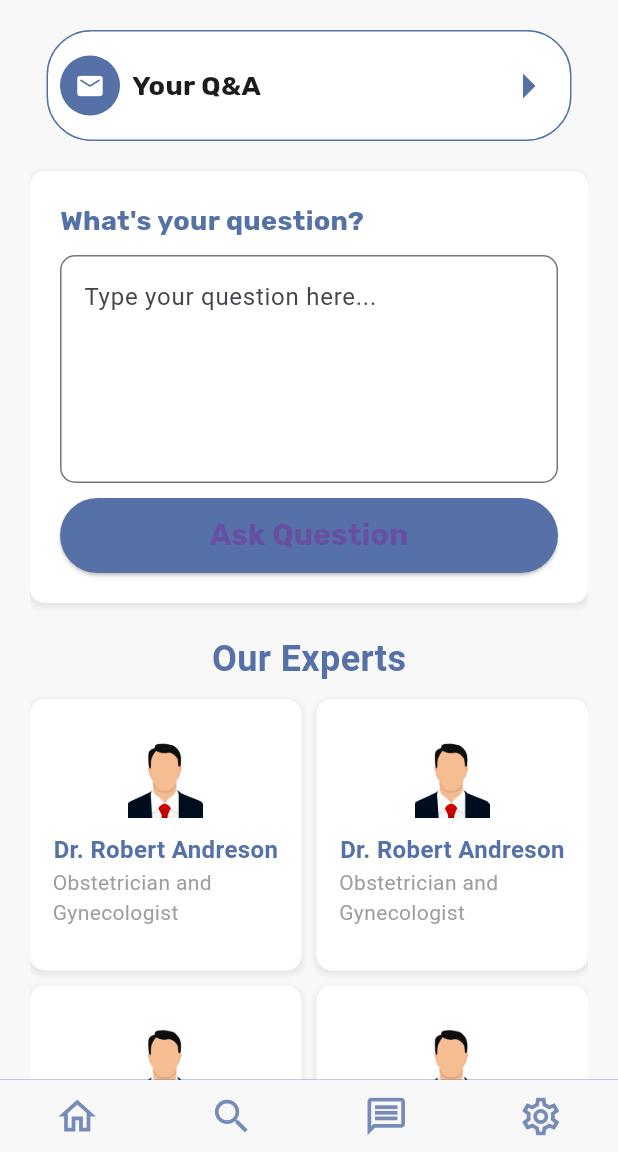
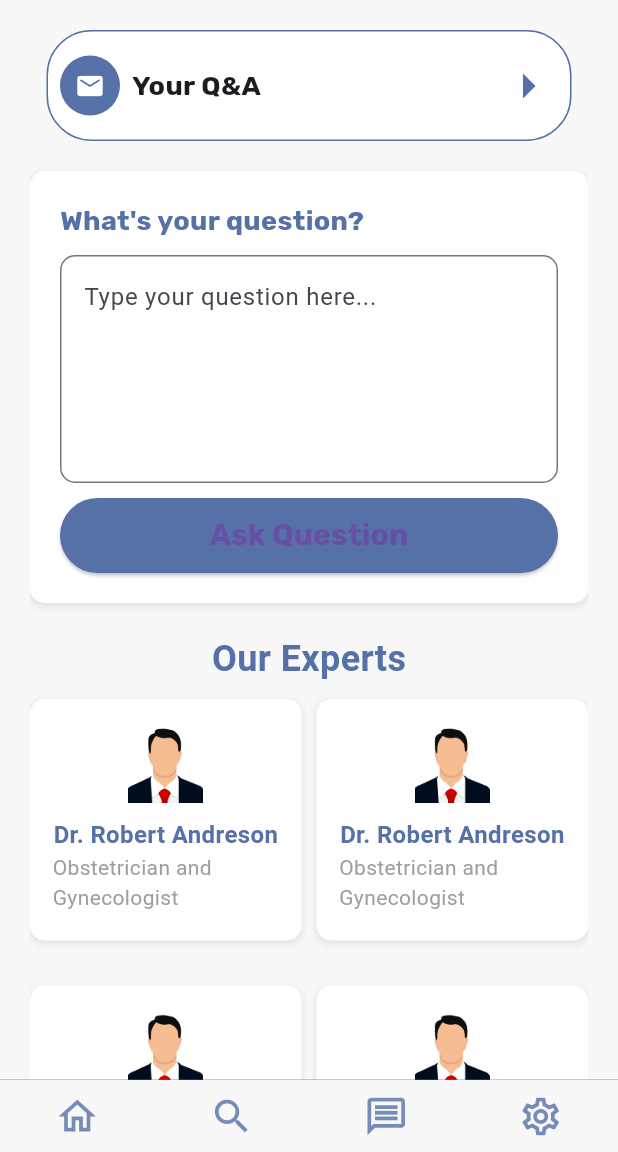
Before and after one commit to fadyashraf89/Parent-Pal, a Flutter app: the ConsultationPage screen opened directly, on a phone screen of 412 x 824 dp, the part 84-1236 px from its top. Run offline on Flutter 3.47's test engine with Material 3 defaults, Android fonts, the phone set to English and light mode, and no system bars.

Commit message:
update code

```diff
--- a/Parent_Pal/lib/models/expert_card.dart
+++ b/Parent_Pal/lib/models/card_with_image.dart
@@ -1,10 +1,10 @@
 import 'package:flutter/material.dart';
-class ExpertCard extends StatelessWidget {
-  final String name;
-  final String specialty;
+class CardWithImage extends StatelessWidget {
+  final String title;
+  final String description;
   final String image;
 
-  ExpertCard({required this.name, required this.specialty, required this.image});
+  CardWithImage({super.key, required this.title, required this.description, required this.image});
 
   @override
   Widget build(BuildContext context) {
@@ -39,7 +39,7 @@ class ExpertCard extends StatelessWidget {
               mainAxisAlignment: MainAxisAlignment.center,
               children: [
                 Text(
-                  name,
+                  title,
                   style: TextStyle(
                     fontSize: 16,
                     fontWeight: FontWeight.bold,
@@ -47,7 +47,7 @@ class ExpertCard extends StatelessWidget {
                   ),
                 ),
                 Text(
-                  specialty,
+                  description,
                   style: TextStyle(
                     fontSize: 14,
                     color: Colors.grey,
--- a/Parent_Pal/lib/pages/consultation-page.dart
+++ /dev/null
@@ -1,205 +0,0 @@
-import 'package:flutter/material.dart';
-import 'package:parent_pal/models/expert_card.dart';
-import 'package:parent_pal/models/footer.dart';
-
-class ConsultationPage extends StatefulWidget {
-  @override
-  _ConsultationPageState createState() => _ConsultationPageState();
-}
-
-class _ConsultationPageState extends State<ConsultationPage> {
-  @override
-  Widget build(BuildContext context) {
-    return Scaffold(
-        bottomNavigationBar: FooterWidget(),
-      backgroundColor: Color(0xFFF8F8F8), // Light gray background
-      appBar: AppBar(
-        backgroundColor: Color(0xFF5571A7),
-        title: Padding(
-          padding: const EdgeInsets.only(left: 50.0),
-          child: Text(
-            'Consultation',
-            style: TextStyle(
-              fontSize: 28,
-              fontWeight: FontWeight.bold,
-              color: Colors.white,
-            ),
-          ),
-        ),
-        leading: Padding(
-          padding: const EdgeInsets.only(left: 20),
-          child: Image.asset(
-            "assets/images/app-logo.png",
-            width: 50,
-            height: 50,
-          ),
-        ),
-      ),
-      body: SafeArea(
-        child: Padding(
-          padding: const EdgeInsets.symmetric(horizontal: 20.0),
-          child: SingleChildScrollView(
-            // Allow scrolling only when content overflows
-            physics: ClampingScrollPhysics(), // Prevent unnecessary scrolling
-            child: Column(
-              mainAxisAlignment: MainAxisAlignment.start, // Align at top
-              crossAxisAlignment: CrossAxisAlignment.center,
-              children: <Widget>[
-                // **Top Section - Text and Image**
-                SizedBox(height: 20.0), // Add spacing
-
-                // **Your Q&A Section**
-                Container(
-                  width: 350, // Full width
-                  padding: const EdgeInsets.all(8.0),
-                  decoration: BoxDecoration(
-                    color: Colors.white,
-                    borderRadius: BorderRadius.circular(30.0),
-                    border: Border.all(
-                      color: Color(0xFF5571A7),
-                      width: 1, // Adjust border width as needed
-                    ),
-                  ),
-                  child: Row(
-                    mainAxisAlignment: MainAxisAlignment.center,
-                    children: [
-                      Padding(
-                        padding: const EdgeInsets.only(right: 8.0),
-                        child: CircleAvatar(
-                          backgroundColor: Color(0xFF5571A7),
-                          child: IconButton(
-                            icon: Icon(Icons.email_rounded),
-                            color: Colors.white,
-                            iconSize: 20,
-                            onPressed: () {
-                              // Handle button press (optional)
-                            },
-                          ),
-                        ),
-                      ),
-                      Text(
-                        'Your Q&A',
-                        style: TextStyle(
-                          fontSize: 18.0,
-                          fontFamily: "Rubik",
-                          fontWeight: FontWeight.bold,
-                        ),
-                      ),
-                      Padding(
-                        padding: const EdgeInsets.only(left: 150.0),
-                        child: IconButton(
-                          icon: Icon(Icons.arrow_right),
-                          color: Color(0xFF5571A7),
-                          iconSize: 40,
-                          onPressed: () {
-                            // Handle button press (optional)
-                          },
-                        ),
-                      ),
-                    ],
-                  ),
-                ),
-
-                Container(
-                  margin: EdgeInsets.only(top: 20.0),
-                  width: double.infinity, // Full width
-                  padding: const EdgeInsets.all(20.0),
-                  decoration: BoxDecoration(
-                    color: Colors.white,
-                    borderRadius: BorderRadius.circular(10.0),
-                    boxShadow: [
-                      BoxShadow(
-                        color: Colors.grey.withOpacity(0.2),
-                        spreadRadius: 1,
-                        blurRadius: 3,
-                        offset: Offset(0, 2), // Bottom shadow
-                      ),
-                    ],
-                  ),
-                  child: Column(
-                    crossAxisAlignment: CrossAxisAlignment.start,
-                    children: [
-                      Text(
-                        'What\'s your question?',
-                        style: TextStyle(
-                            fontFamily: "Rubik",
-                            fontSize: 18,
-                            fontWeight: FontWeight.bold,
-                            color: Color(0xFF5571A7)),
-                      ),
-                      SizedBox(height: 10.0),
-                      TextField(
-                        maxLines: 5, // Allow multiple lines for input
-                        decoration: InputDecoration(
-                          hintText: 'Type your question here...',
-                          border: OutlineInputBorder(
-                            borderRadius: BorderRadius.circular(10.0),
-                            borderSide: BorderSide(color: Colors.grey),
-                          ),
-                        ),
-                      ),
-                      SizedBox(height: 10.0),
-                      ElevatedButton(
-                        onPressed: () {
-                          // Handle submit question logic
-                        },
-                        child: Text('Ask Question',
-                        style: TextStyle(
-                          fontFamily: "Rubik",
-                          fontWeight: FontWeight.bold,
-                          fontSize: 20
-                        )),
-                        style: ElevatedButton.styleFrom(
-                          minimumSize: Size(double.infinity, 50),
-                          backgroundColor: Color(0xFF5571A7),
-                        ),
-                      ),
-                    ],
-                  ),
-                ),
-
-                SizedBox(height: 20.0), // Add spacing
-
-                // **Our Experts Section - Title**
-                Text(
-                  'Our Experts',
-                  style: TextStyle(
-                      fontSize: 24,
-                      fontWeight: FontWeight.bold,
-                      color: Color(0xFF5571A7)),
-                ),
-
-                SizedBox(height: 10.0), // Add spacing
-
-                // **Our Experts Section - List View**
-                GridView.builder(
-                  shrinkWrap: true,
-                  // Prevent grid view from expanding
-                  physics: NeverScrollableScrollPhysics(),
-                  // Disable scrolling
-                  gridDelegate: SliverGridDelegateWithFixedCrossAxisCount(
-                    crossAxisCount: 2, // Adjust for number of columns
-                    crossAxisSpacing: 10.0, // Spacing between columns
-                    mainAxisSpacing: 10.0, // Spacing between rows
-                    childAspectRatio:
-                        1, // Aspect ratio of each card (width/height)
-                  ),
-                  itemCount: 6,
-                  // Adjust for number of experts
-                  itemBuilder: (context, index) => ExpertCard(
-                    name: 'Dr. Robert Andreson',
-                    specialty: 'Obstetrician and Gynecologist',
-                    image: "assets/images/avatar.png"
-                  ),
-                ),
-
-                SizedBox(height: 20.0), // Add spacing
-              ],
-            ),
-          ),
-
-        ),
-      ),
-    );
-  }
-}
--- a/Parent_Pal/lib/pages/consultation_page.dart
+++ b/Parent_Pal/lib/pages/consultation_page.dart
@@ -1,5 +1,5 @@
 import 'package:flutter/material.dart';
-import 'package:parent_pal/models/expert_card.dart';
+import 'package:parent_pal/models/card_with_image.dart';
 import 'package:parent_pal/models/footer.dart';
 
 class ConsultationPage extends StatefulWidget {
@@ -146,7 +146,6 @@ class _ConsultationPageState extends State<ConsultationPage> {
                         },
                         child: Text('Ask Question',
                             style: TextStyle(
-                                color: Colors.white,
                                 fontFamily: "Rubik",
                                 fontWeight: FontWeight.bold,
                                 fontSize: 20)),
@@ -190,9 +189,9 @@ class _ConsultationPageState extends State<ConsultationPage> {
                   itemBuilder: (context, index) => Padding(
                     padding: const EdgeInsets.only(bottom: 20.0),
                     // Add spacing below
-                    child: ExpertCard(
-                        name: 'Dr. Robert Andreson',
-                        specialty: 'Obstetrician and Gynecologist',
+                    child: CardWithImage(
+                        title: 'Dr. Robert Andreson',
+                        description: 'Obstetrician and Gynecologist',
                         image: "assets/images/avatar.png"),
                   ),
                 ),
--- a/Parent_Pal/lib/pages/login_page.dart
+++ b/Parent_Pal/lib/pages/login_page.dart
@@ -102,7 +102,7 @@ class _LoginPageState extends State<LoginPage> {
                     // Handle login logic
                   },
                   child:
-                  Text('Login', style: TextStyle(fontFamily: "Pacifico", fontSize: 20,color:Colors.white)),
+                  Text('Login', style: TextStyle(fontFamily: "Pacifico", fontSize: 20)),
                   style: ElevatedButton.styleFrom(
                       minimumSize: Size(double.infinity, 50),
                       backgroundColor: Color(0xFF5571A7)),
```
Also changed, not shown: Parent_Pal/lib/main.dart (+7 -3 lines), Parent_Pal/lib/pages/child_homepage.dart (added, +195 -0 lines), Parent_Pal/assets/images/bedtime-stories.png (added), Parent_Pal/assets/images/fido.png (added).
